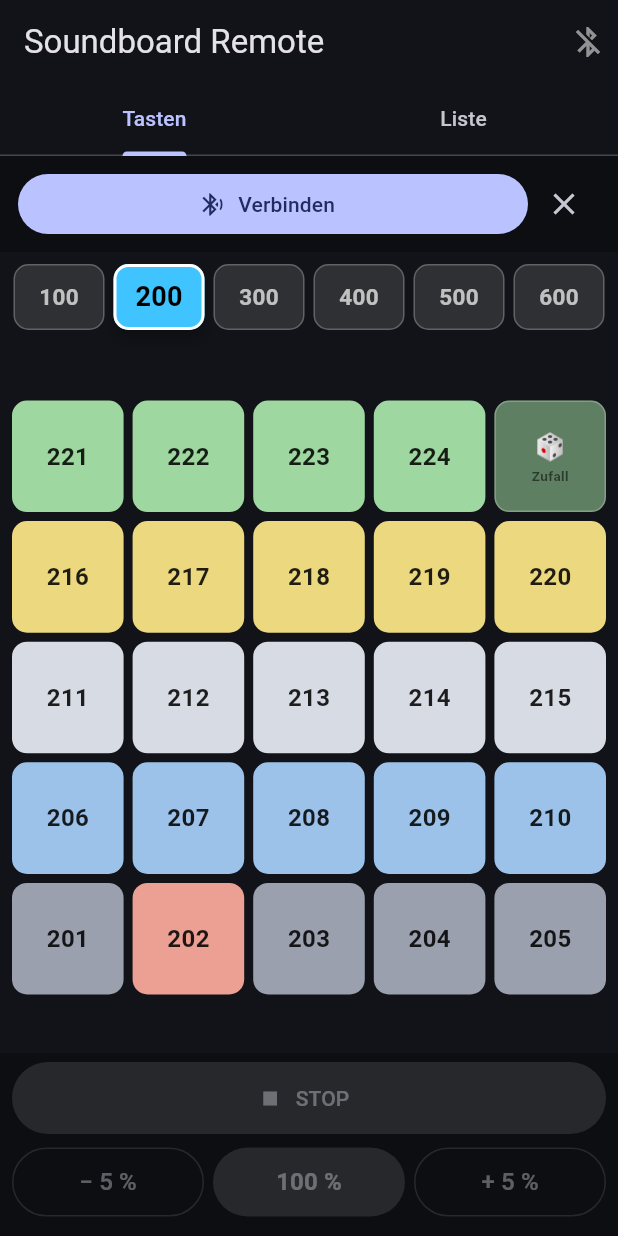
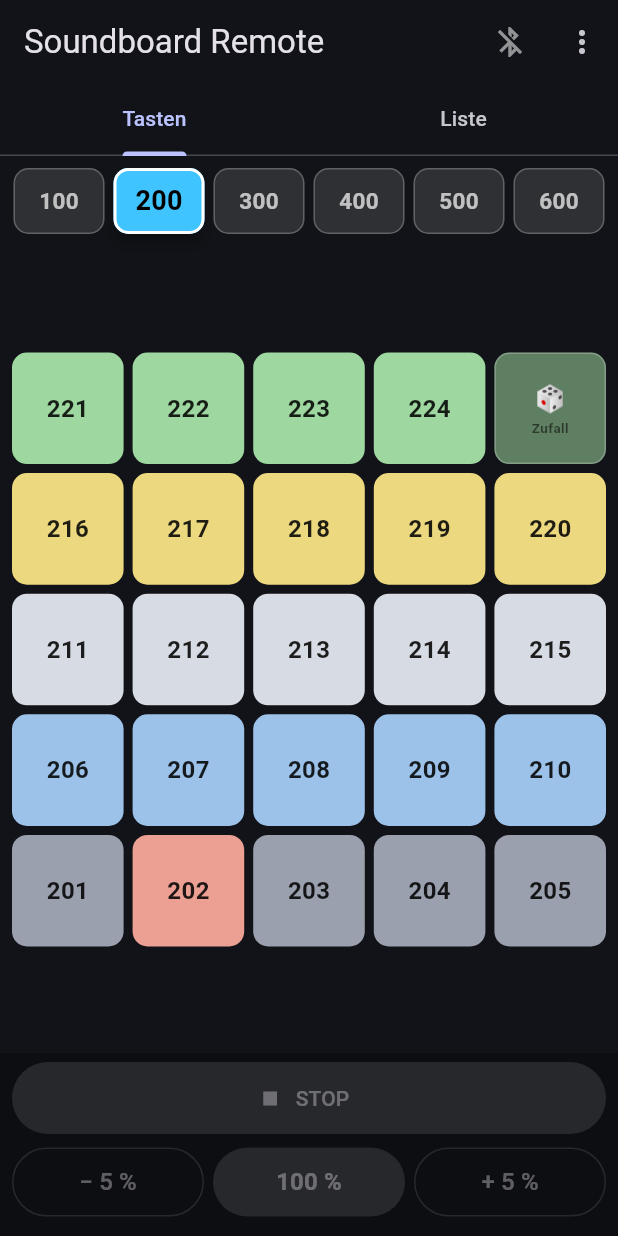
Before and after one commit to 11lein/Soundboard, a Flutter app: the screen it shows after launch, after a tap on "200", on a phone screen of 412 x 824 dp. Run offline on Flutter 3.47's test engine with Material 3 defaults, Android fonts, the phone set to English and light mode, and no system bars; our stand-ins replace file_picker, permission_handler, shared_preferences, vibration.

Commit message:
App: Verbindung in AppBar (BT-Icon + 3-Punkte-Menü), Einstellungsseite für Haptik
- Connection-Bar aus der Hauptansicht entfernt (kein großer Button mehr).
- AppBar rechts: Bluetooth-Icon (zeigt Verbindung; getrennt → Tippen
  reconnectet zum letzten Gerät bzw. öffnet Auswahl; verbindend → Spinner)
  und ein Drei-Punkte-Menü.
- Menü: Verbindung trennen bzw. „Gerät verbinden…" (Geräteauswahl),
  „Gerät vergessen" (löscht gespeichertes Gerät, stoppt Auto-Reconnect),
  „ESP32 neu starten" (bei Verbindung), „Einstellungen".
- Neue Einstellungsseite (settings_page.dart): Haptik an/aus, Intensität
  (Amplitude) und Dauer einstellbar, mit Test-Button; persistiert.
- controller.forgetDevice() ergänzt.

Co-Authored-By: Claude Opus 4.8 <noreply@anthropic.com>

```diff
--- a/app/lib/haptics.dart
+++ b/app/lib/haptics.dart
@@ -1,32 +1,61 @@
+import 'package:shared_preferences/shared_preferences.dart';
 import 'package:vibration/vibration.dart';
 
 /// Real vibration feedback via the device vibrator. Unlike Flutter's
 /// HapticFeedback (which the system can mute via the "touch vibration"
 /// setting), this fires the motor directly using the VIBRATE permission.
 ///
-/// Call [init] once at startup to probe the hardware; the [light]/[medium]/
-/// [heavy] helpers are then cheap fire-and-forget calls.
+/// User-configurable on the settings page: on/off, base intensity (amplitude)
+/// and base duration. The light/medium/heavy helpers scale those values.
 class Haptics {
   static bool _hasVibrator = false;
   static bool _hasAmplitude = false;
 
+  // Configurable settings (persisted in shared_preferences).
+  static bool enabled = true;
+  static int amplitude = 190; // 1..255 baseline (medium)
+  static int durationMs = 40; // baseline duration in ms (medium)
+
+  static const _kEnabled = 'haptics_enabled';
+  static const _kAmplitude = 'haptics_amplitude';
+  static const _kDuration = 'haptics_duration';
+
+  /// Probe the hardware and load the saved settings. Call once at startup.
   static Future<void> init() async {
     _hasVibrator = await Vibration.hasVibrator();
-    if (_hasVibrator) {
-      _hasAmplitude = await Vibration.hasAmplitudeControl();
+    if (_hasVibrator) _hasAmplitude = await Vibration.hasAmplitudeControl();
+    final p = await SharedPreferences.getInstance();
+    enabled = p.getBool(_kEnabled) ?? true;
+    amplitude = p.getInt(_kAmplitude) ?? 190;
+    durationMs = p.getInt(_kDuration) ?? 40;
+  }
+
+  static Future<void> save() async {
+    final p = await SharedPreferences.getInstance();
+    await p.setBool(_kEnabled, enabled);
+    await p.setInt(_kAmplitude, amplitude);
+    await p.setInt(_kDuration, durationMs);
+  }
+
+  /// Whether the device actually has a vibrator (to grey out the settings).
+  static bool get available => _hasVibrator;
+  static bool get hasAmplitudeControl => _hasAmplitude;
+
+  static void _buzz(double durFactor, double ampFactor) {
+    if (!enabled || !_hasVibrator) return;
+    final d = (durationMs * durFactor).round().clamp(5, 400);
+    if (_hasAmplitude) {
+      final a = (amplitude * ampFactor).round().clamp(1, 255);
+      Vibration.vibrate(duration: d, amplitude: a);
+    } else {
+      Vibration.vibrate(duration: d);
     }
   }
 
-  static void _buzz(int duration, int amplitude) {
-    if (!_hasVibrator) return;
-    if (_hasAmplitude) {
-      Vibration.vibrate(duration: duration, amplitude: amplitude);
-    } else {
-      Vibration.vibrate(duration: duration);
-    }
-  }
+  static void light() => _buzz(0.5, 0.55); // volume / bank ticks
+  static void medium() => _buzz(1.0, 1.0); // playing a sound
+  static void heavy() => _buzz(1.7, 1.3); // STOP
 
-  static void light() => _buzz(18, 110); // volume / bank ticks
-  static void medium() => _buzz(38, 190); // playing a sound
-  static void heavy() => _buzz(70, 255); // STOP
+  /// Fire a sample buzz so the user can feel the current settings.
+  static void test() => medium();
 }
--- a/app/lib/home_page.dart
+++ b/app/lib/home_page.dart
@@ -3,6 +3,7 @@ import 'dart:io';
 import 'package:flutter/material.dart';
 import 'package:flutter/services.dart' show rootBundle;
 import 'haptics.dart';
+import 'settings_page.dart';
 import 'package:file_picker/file_picker.dart';
 import 'soundboard_controller.dart';
 
@@ -169,31 +170,16 @@ class _HomePageState extends State<HomePage> {
             appBar: AppBar(
               title: const Text('Soundboard Remote'),
               actions: [
-                if (connected)
-                  IconButton(
-                    tooltip: 'ESP32 neu starten',
-                    icon: const Icon(Icons.restart_alt),
-                    onPressed: _confirmReset,
-                  ),
-                Padding(
-                  padding: const EdgeInsets.symmetric(horizontal: 8),
-                  child: _connIndicator(),
-                ),
+                _btIcon(connected),
+                _overflowMenu(connected),
               ],
               bottom: const TabBar(
                 tabs: [Tab(text: 'Tasten'), Tab(text: 'Liste')],
               ),
             ),
             body: SafeArea(
-              child: Column(
-                children: [
-                  _connectionBar(connected),
-                  Expanded(
-                    child: TabBarView(
-                      children: [_tastenTab(connected), _listeTab(connected)],
-                    ),
-                  ),
-                ],
+              child: TabBarView(
+                children: [_tastenTab(connected), _listeTab(connected)],
               ),
             ),
           ),
@@ -349,77 +335,84 @@ class _HomePageState extends State<HomePage> {
     ));
   }
 
-  // Live connection indicator in the AppBar (refreshed by the controller's
-  // 1.2 s watchdog, so it tracks the real link state even when the ESP is off).
-  Widget _connIndicator() {
-    switch (controller.state) {
-      case ConnState.connecting:
-        return const SizedBox(
+  // Bluetooth state icon in the AppBar (refreshed by the controller's watchdog).
+  // Connected → blue indicator. Disconnected → tap reconnects to the last device
+  // (or opens the picker if none). Connecting → small spinner.
+  Widget _btIcon(bool connected) {
+    if (controller.state == ConnState.connecting) {
+      return const Padding(
+        padding: EdgeInsets.all(14),
+        child: SizedBox(
             width: 18,
             height: 18,
             child: CircularProgressIndicator(
-                strokeWidth: 2, color: Colors.amberAccent));
-      case ConnState.connected:
-        return const Icon(Icons.bluetooth_connected,
-            color: Colors.lightBlueAccent);
-      case ConnState.disconnected:
-        return const Icon(Icons.bluetooth_disabled, color: Colors.white54);
+                strokeWidth: 2, color: Colors.amberAccent)),
+      );
     }
+    if (connected) {
+      return IconButton(
+        tooltip: controller.lastDeviceName != null
+            ? 'Verbunden (${controller.lastDeviceName})'
+            : 'Verbunden',
+        icon: const Icon(Icons.bluetooth_connected, color: Colors.lightBlueAccent),
+        onPressed: () {}, // pure indicator (keeps full colour, no grey)
+      );
+    }
+    final hasLast = controller.lastDeviceName != null;
+    return IconButton(
+      tooltip: hasLast ? 'Verbinden (${controller.lastDeviceName})' : 'Verbinden',
+      icon: const Icon(Icons.bluetooth_disabled, color: Colors.white54),
+      onPressed: () => hasLast ? controller.reconnectLast() : _pickDevice(),
+    );
   }
 
-  Widget _connectionBar(bool connected) {
+  Widget _overflowMenu(bool connected) {
     final hasLast = controller.lastDeviceName != null;
-    final connecting = controller.state == ConnState.connecting;
+    PopupMenuItem<String> item(String value, IconData icon, String text) =>
+        PopupMenuItem<String>(
+          value: value,
+          child: Row(children: [
+            Icon(icon, size: 20),
+            const SizedBox(width: 12),
+            Text(text),
+          ]),
+        );
+    return PopupMenuButton<String>(
+      tooltip: 'Menü',
+      onSelected: _onMenu,
+      itemBuilder: (ctx) => [
+        if (connected)
+          item('disconnect', Icons.link_off, 'Verbindung trennen')
+        else
+          item('connect', Icons.bluetooth_searching, 'Gerät verbinden…'),
+        if (hasLast) item('forget', Icons.delete_outline, 'Gerät vergessen'),
+        if (connected) item('restart', Icons.restart_alt, 'ESP32 neu starten'),
+        const PopupMenuDivider(),
+        item('settings', Icons.settings, 'Einstellungen'),
+      ],
+    );
+  }
 
-    // One primary button reflecting the state (no spinner): "Verbunden" when
-    // connected, "Reconnect" when a last device is known, and disabled/greyed
-    // while a connection attempt is running (neither action available yet).
-    late final Widget primary;
-    if (connecting) {
-      primary = FilledButton.icon(
-        onPressed: null, // greyed out
-        icon: const Icon(Icons.bluetooth),
-        label: const Text('Verbinde…'),
-      );
-    } else if (connected) {
-      primary = FilledButton.icon(
-        onPressed: controller.disconnect,
-        icon: const Icon(Icons.bluetooth_connected),
-        label: const Text('Verbunden'),
-      );
-    } else if (hasLast) {
-      primary = FilledButton.icon(
-        onPressed: () => controller.reconnectLast(),
-        icon: const Icon(Icons.bluetooth_searching),
-        label: Text('Reconnect'
-            '${controller.lastDeviceName!.isNotEmpty ? ' (${controller.lastDeviceName})' : ''}'),
-      );
-    } else {
-      primary = FilledButton.icon(
-        onPressed: _pickDevice,
-        icon: const Icon(Icons.bluetooth_searching),
-        label: const Text('Verbinden'),
-      );
+  void _onMenu(String value) {
+    switch (value) {
+      case 'disconnect':
+        controller.disconnect();
+        break;
+      case 'connect':
+        _pickDevice();
+        break;
+      case 'forget':
+        controller.forgetDevice();
+        break;
+      case 'restart':
+        _confirmReset();
+        break;
+      case 'settings':
+        Navigator.of(context).push(
+          MaterialPageRoute(builder: (_) => const SettingsPage()),
+        );
+        break;
     }
-
-    // The X is always present (fixed layout → no flicker). While connected or
-    // connecting it cancels/disconnects; otherwise it opens the device picker.
-    final hasLink = connected || connecting;
-    return Container(
-      width: double.infinity,
-      padding: const EdgeInsets.symmetric(horizontal: 12, vertical: 8),
-      color: Colors.black26,
-      child: Row(
-        children: [
-          Expanded(child: primary),
-          IconButton(
-            tooltip: hasLink ? 'Trennen' : 'Anderes Gerät wählen',
-            icon: const Icon(Icons.close),
-            onPressed: hasLink ? controller.disconnect : _pickDevice,
-          ),
-        ],
-      ),
-    );
   }
 
   Widget _bankSelector() {
```
Also changed, not shown: app/lib/settings_page.dart (added, +108 -0 lines), app/lib/soundboard_controller.dart (+18 -0 lines).
